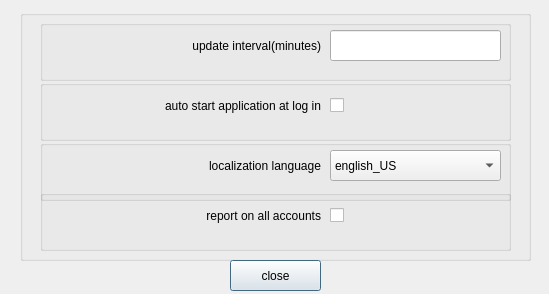
The window that configurationoptionsdialog.ui (mhogomchungu/qCheckGMail) describes before a commit, drawn with Qt 5.
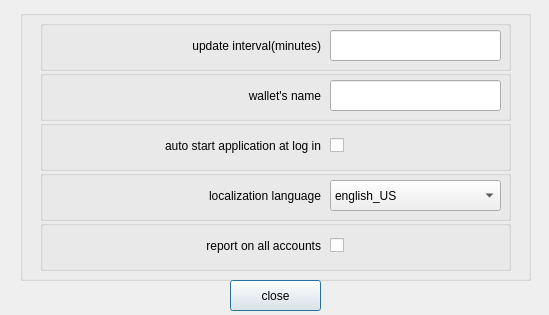
The same window after the commit.

Commit message: add a GUI entry in the config dialog to change wallet name

Patch:
```diff
--- a/configurationoptionsdialog.ui
+++ b/configurationoptionsdialog.ui
@@ -10,7 +10,7 @@
     <x>0</x>
     <y>0</y>
     <width>549</width>
-    <height>294</height>
+    <height>315</height>
    </rect>
   </property>
   <property name="windowTitle">
@@ -22,7 +22,7 @@
      <x>20</x>
      <y>10</y>
      <width>511</width>
-     <height>251</height>
+     <height>271</height>
     </rect>
    </property>
    <property name="title">
@@ -34,7 +34,7 @@
       <x>20</x>
       <y>10</y>
       <width>471</width>
-      <height>61</height>
+      <height>51</height>
      </rect>
     </property>
     <property name="title">
@@ -74,9 +74,9 @@
     <property name="geometry">
      <rect>
       <x>20</x>
-      <y>70</y>
+      <y>110</y>
       <width>471</width>
-      <height>61</height>
+      <height>51</height>
      </rect>
     </property>
     <property name="title">
@@ -119,9 +119,9 @@
     <property name="geometry">
      <rect>
       <x>20</x>
-      <y>130</y>
+      <y>160</y>
       <width>471</width>
-      <height>61</height>
+      <height>51</height>
      </rect>
     </property>
     <property name="title">
@@ -162,13 +162,58 @@
      </property>
     </widget>
    </widget>
+   <widget class="QGroupBox" name="groupBox_6">
+    <property name="geometry">
+     <rect>
+      <x>20</x>
+      <y>60</y>
+      <width>471</width>
+      <height>51</height>
+     </rect>
+    </property>
+    <property name="title">
+     <string/>
+    </property>
+    <widget class="QLineEdit" name="lineEditWalletName">
+     <property name="geometry">
+      <rect>
+       <x>290</x>
+       <y>10</y>
+       <width>171</width>
+       <height>31</height>
+      </rect>
+     </property>
+     <property name="toolTip">
+      <string>leave blank to reset to default</string>
+     </property>
+    </widget>
+    <widget class="QLabel" name="label_5">
+     <property name="geometry">
+      <rect>
+       <x>10</x>
+       <y>0</y>
+       <width>271</width>
+       <height>51</height>
+      </rect>
+     </property>
+     <property name="text">
+      <string>wallet's name</string>
+     </property>
+     <property name="alignment">
+      <set>Qt::AlignRight|Qt::AlignTrailing|Qt::AlignVCenter</set>
+     </property>
+     <property name="wordWrap">
+      <bool>true</bool>
+     </property>
+    </widget>
+   </widget>
    <widget class="QGroupBox" name="groupBox_5">
     <property name="geometry">
      <rect>
       <x>20</x>
-      <y>180</y>
+      <y>210</y>
       <width>471</width>
-      <height>61</height>
+      <height>51</height>
      </rect>
     </property>
     <property name="title">
@@ -178,9 +223,9 @@
      <property name="geometry">
       <rect>
        <x>290</x>
-       <y>10</y>
+       <y>0</y>
        <width>171</width>
-       <height>31</height>
+       <height>51</height>
       </rect>
      </property>
      <property name="text">
@@ -212,7 +257,7 @@
    <property name="geometry">
     <rect>
      <x>230</x>
-     <y>260</y>
+     <y>280</y>
      <width>91</width>
      <height>31</height>
     </rect>
```
The commit also changes 8 other files.
